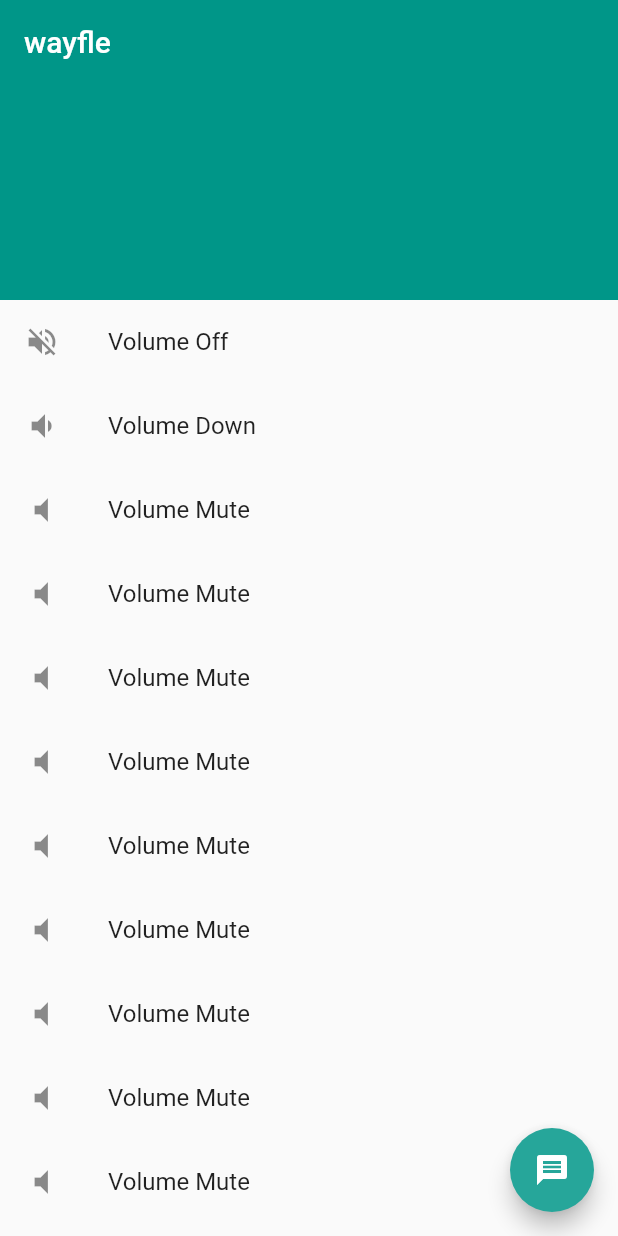
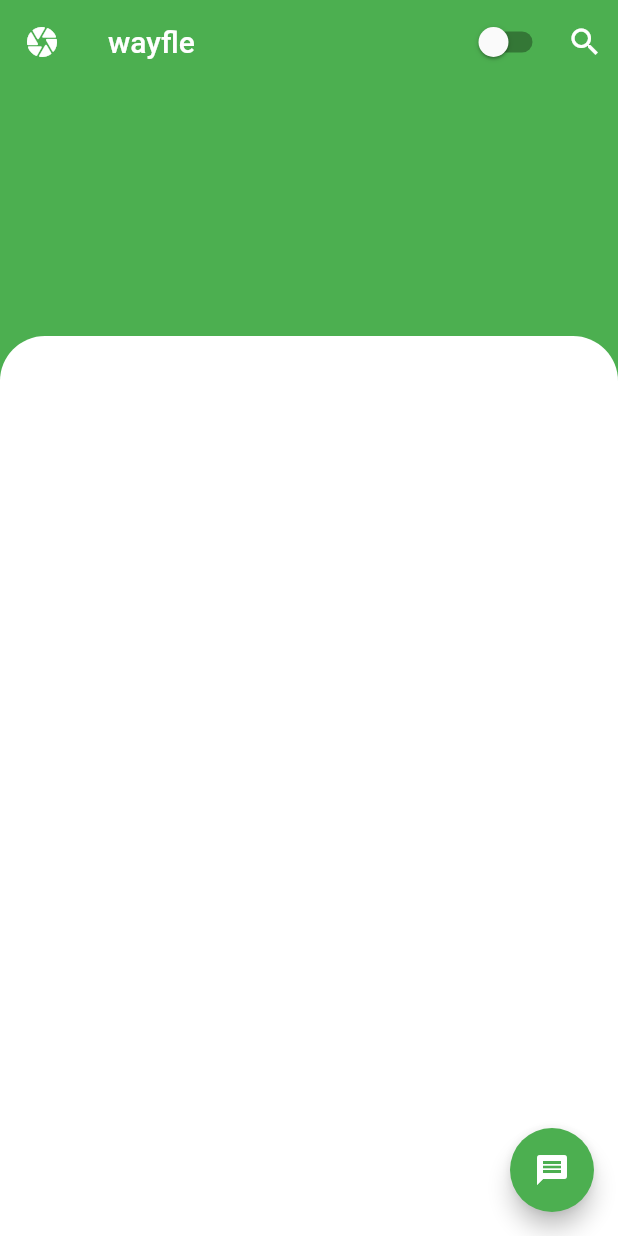
Before and after one commit to souzatya/wayfle, a Flutter app: the screen it shows after launch, on a phone screen of 412 x 824 dp. Run offline on Flutter 3.47's test engine with Material 2 defaults, Android fonts, the phone set to English and light mode, and no system bars; our stand-ins replace dynamic_theme.

Commit message:
v0.alpha_edit 7

```diff
--- a/beta/lib/home.dart
+++ b/beta/lib/home.dart
@@ -13,75 +13,37 @@ class _HomeState extends State<Home> {
   @override
   Widget build(BuildContext context) {
     return Scaffold(
-      body: CustomScrollView(
-        slivers: <Widget>[
-          SliverAppBar(
-            expandedHeight: 200.0,
-            title: Text("wayfle"),
-            pinned: true,
+      appBar: AppBar(
+        elevation: 0,
+        leading: Icon(Icons.camera_rounded),
+        title: Text("wayfle"),
+        actions: [
+          Switch(value: false, onChanged: (val){}),
+          SizedBox(width: 10),
+          Icon(Icons.search),
+          SizedBox(width: 10),
+        ],
+        brightness: Brightness.light,
+      ),
+      body: Stack(
+        alignment: Alignment.bottomLeft,
+        children: <Widget> [
+          Container(
+            color: Colors.green,
           ),
-          SliverList(
-            delegate: SliverChildListDelegate([
-              ListTile(
-                leading: Icon(Icons.volume_off),
-                title: Text("Volume Off"),
-              ),
-              ListTile(
-                  leading: Icon(Icons.volume_down), title: Text("Volume Down")),
-              ListTile(
-                  leading: Icon(Icons.volume_mute), title: Text("Volume Mute")),
-              ListTile(
-                  leading: Icon(Icons.volume_mute), title: Text("Volume Mute")),
-              ListTile(
-                  leading: Icon(Icons.volume_mute), title: Text("Volume Mute")),
-              ListTile(
-                  leading: Icon(Icons.volume_mute), title: Text("Volume Mute")),
-              ListTile(
-                  leading: Icon(Icons.volume_mute), title: Text("Volume Mute")),
-              ListTile(
-                  leading: Icon(Icons.volume_mute), title: Text("Volume Mute")),
-              ListTile(
-                  leading: Icon(Icons.volume_mute), title: Text("Volume Mute")),
-              ListTile(
-                  leading: Icon(Icons.volume_mute), title: Text("Volume Mute")),
-              ListTile(
-                  leading: Icon(Icons.volume_mute), title: Text("Volume Mute")),
-              ListTile(
-                  leading: Icon(Icons.volume_down), title: Text("Volume Down")),
-              ListTile(
-                  leading: Icon(Icons.volume_down), title: Text("Volume Down")),
-              ListTile(
-                  leading: Icon(Icons.volume_down), title: Text("Volume Down")),
-              ListTile(
-                  leading: Icon(Icons.volume_down), title: Text("Volume Down")),
-              ListTile(
-                  leading: Icon(Icons.volume_down), title: Text("Volume Down")),
-              ListTile(
-                  leading: Icon(Icons.volume_down), title: Text("Volume Down")),
-              ListTile(
-                  leading: Icon(Icons.volume_down), title: Text("Volume Down")),
-              ListTile(
-                  leading: Icon(Icons.volume_down), title: Text("Volume Down")),
-              ListTile(
-                  leading: Icon(Icons.volume_down), title: Text("Volume Down")),
-              ListTile(
-                  leading: Icon(Icons.volume_down), title: Text("Volume Down")),
-              ListTile(
-                  leading: Icon(Icons.volume_down), title: Text("Volume Down")),
-              ListTile(
-                  leading: Icon(Icons.volume_down), title: Text("Volume Down")),
-              ListTile(
-                  leading: Icon(Icons.volume_down), title: Text("Volume Down")),
-              ListTile(
-                  leading: Icon(Icons.volume_down), title: Text("Volume Down")),
-            ]),
+          Container(
+            height: 600,
+            decoration: BoxDecoration(
+              color: Colors.white,
+              borderRadius: BorderRadius.only(topLeft: Radius.circular(30), topRight: Radius.circular(30)),
+            ),
           ),
         ],
       ),
       floatingActionButton: FloatingActionButton(
         onPressed: changeBrightness,
         child: const Icon(Icons.message),
-        backgroundColor: Colors.teal[400],
+        backgroundColor: Colors.green,
       ),
     );
   }
--- a/beta/lib/main.dart
+++ b/beta/lib/main.dart
@@ -12,7 +12,7 @@ class WayfleB extends StatelessWidget {
     return DynamicTheme(
         defaultBrightness: Brightness.light,
         data: (brightness) => ThemeData(
-              primarySwatch: Colors.teal,
+              primarySwatch: Colors.green,
               brightness: brightness,
             ),
         themedWidgetBuilder: (context, theme) {
```
